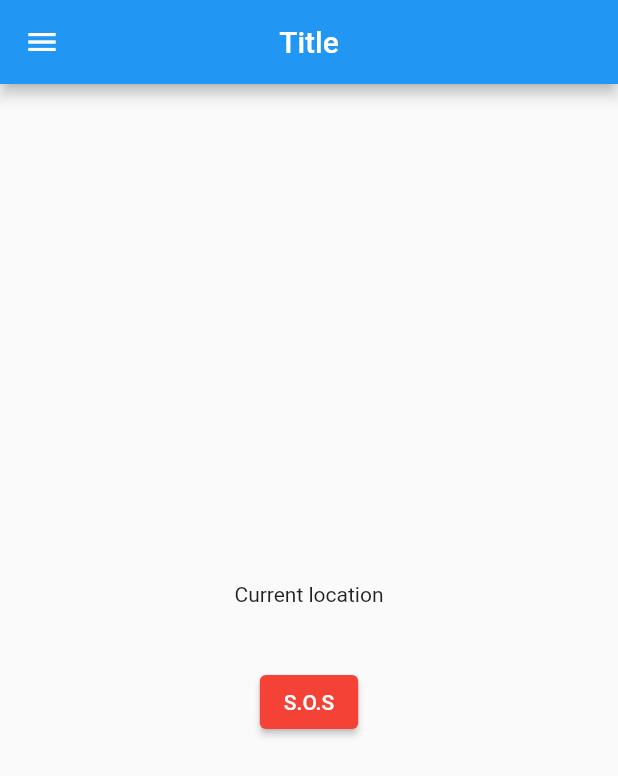
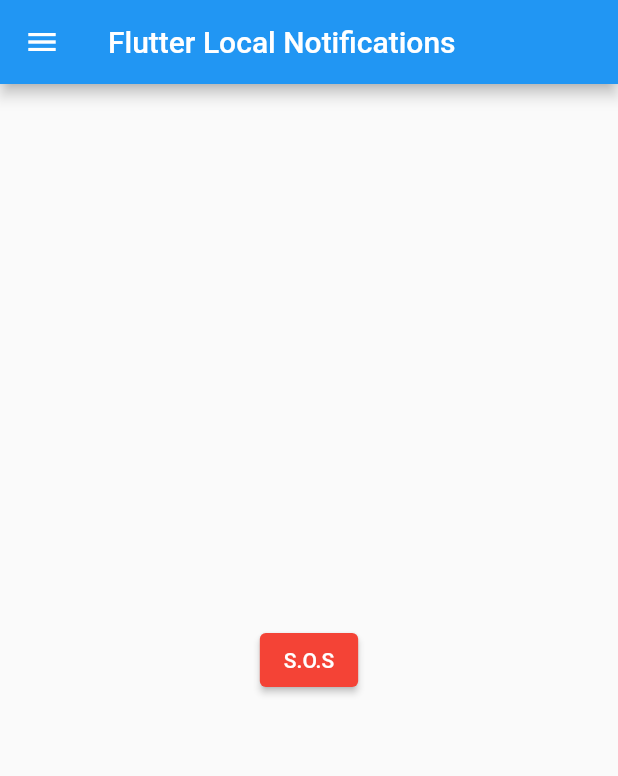
Before and after one commit to upendraTRL/gdscWOW, a Flutter app: the screen it shows after launch, after a tap on "S.O.S", on a phone screen of 412 x 824 dp. Shown: the top 776 px of the screen. Run offline on Flutter 3.47's test engine with Material 2 defaults, Android fonts, the phone set to English and light mode, and no system bars; our stand-ins replace flutter_local_notifications.

Commit message:
Notification, done.

```diff
--- a/lib/constant.dart
+++ /dev/null
@@ -1,2 +0,0 @@
-const MONGO_URL = "mongodb+srv://root:root@cluster1.4czlhhz.mongodb.net/test?retryWrites=true&w=majority";
-const COLLECTION_NAME = "users";
--- /dev/null
+++ b/lib/home_page.dart
@@ -0,0 +1,88 @@
+import 'package:flutter/material.dart';
+import 'package:testflutter/services/notifi_service.dart';
+
+class MyHomePage extends StatefulWidget {
+  const MyHomePage({super.key, required this.title});
+
+  final String title;
+
+  @override
+  State<MyHomePage> createState() => _MyHomePageState();
+}
+
+class _MyHomePageState extends State<MyHomePage> {
+  @override
+  Widget build(BuildContext context) {
+    return Scaffold(
+      //Appbar
+      appBar: AppBar(
+        title: Text(widget.title),
+      ),
+
+      //Drawer
+      drawer: Drawer(
+        child: ListView(
+          padding: EdgeInsets.zero,
+          children: [
+            const DrawerHeader(
+              decoration: BoxDecoration(
+                color: Colors.blue,
+              ),
+              child: Text(
+                'My App',
+                style: TextStyle(
+                  color: Colors.white,
+                  fontSize: 24,
+                ),
+              ),
+            ),
+            ListTile(
+              leading: const Icon(Icons.shield),
+              title: const Text('Preventions'),
+              onTap: () {
+                // Navigator.pop(context);
+              },
+            ),
+            ListTile(
+              leading: const Icon(Icons.warning),
+              title: const Text('Precautions'),
+              onTap: () {
+                // Navigator.pop(context);
+              },
+            ),
+          ],
+        ),
+      ),
+
+      //Body
+      body: Center(
+          child: ElevatedButton(
+        style: ElevatedButton.styleFrom(backgroundColor: Colors.red),
+        child: const Text('S.O.S'),
+        onPressed: () {
+          NotificationService().showNotification(
+              title: 'Alert', body: 'Earthquake started at Nagar!');
+        },
+      )),
+    );
+  }
+}
+
+
+
+
+
+
+
+
+
+
+//Notification button
+
+// ElevatedButton(
+//         child: const Text('Show notifications'),
+//         onPressed: () {
+//           NotificationService()
+//               .showNotification(title: 'Sample title', body: 'It works!');
+//         },
+//       )
--- a/lib/main.dart
+++ b/lib/main.dart
@@ -1,148 +1,26 @@
 import 'package:flutter/material.dart';
-import 'package:testflutter/mongodb.dart';
-import 'package:geolocator/geolocator.dart';
+import 'Services/notifi_service.dart';
 
-void main() async {
+import 'home_page.dart';
+
+void main() {
   WidgetsFlutterBinding.ensureInitialized();
-  Future.delayed(Duration(seconds: 5), () {
-    MongoDatabase.connect();
-  });
+  NotificationService().initNotification();
   runApp(const MyApp());
 }
 
 class MyApp extends StatelessWidget {
-  const MyApp({
-    super.key,
-  });
-
-  // This widget is the root of your application.
+  const MyApp({super.key});
 
   @override
   Widget build(BuildContext context) {
     return MaterialApp(
-      title: "Loc",
+      title: 'Flutter Notifications',
+      debugShowCheckedModeBanner: false,
       theme: ThemeData(
         primarySwatch: Colors.blue,
       ),
-      home: MyHomePage(title: "Home Page"),
+      home: const MyHomePage(title: 'Flutter Local Notifications'),
     );
   }
 }
-
-class MyHomePage extends StatefulWidget {
-  const MyHomePage({super.key, required this.title});
-
-  // This widget is the home page of your application. It is stateful, meaning
-  // that it has a State object (defined below) that contains fields that affect
-  // how it looks.
-
-  // This class is the configuration for the state. It holds the values (in this
-  // case the title) provided by the parent (in this case the App widget) and
-  // used by the build method of the State. Fields in a Widget subclass are
-  // always marked "final".
-
-  final String title;
-
-  @override
-  State<MyHomePage> createState() => _MyHomePageState();
-}
-
-class _MyHomePageState extends State<MyHomePage> {
-  String locationMessage = "Current location";
-  late String lat;
-  late String long;
-
-  @override
-  void initState() {
-    print("object");
-    super.initState();
-    _getCurrentLocation().then((value) {
-      lat = '${value.latitude}';
-      long = '${value.longitude}';
-      getLatLong(lat, long);
-    });
-  }
-
-  Future<Position> _getCurrentLocation() async {
-    bool serviceEnabled = await Geolocator.isLocationServiceEnabled();
-    if (!serviceEnabled) {
-      return Future.error('Location services are disabled');
-    }
-
-    LocationPermission permission = await Geolocator.checkPermission();
-    if (permission == LocationPermission.denied) {
-      permission = await Geolocator.requestPermission();
-      if (permission == LocationPermission.denied) {
-        return Future.error("Locatoon permission are denied");
-      }
-    }
-
-    if (permission == LocationPermission.deniedForever) {
-      return Future.error("Location permissions are permanently denied");
-    }
-    return await Geolocator.getCurrentPosition();
-  }
-
-  Widget build(BuildContext context) {
-    return MaterialApp(
-      home: Scaffold(
-        appBar: AppBar(
-          title: Text("Title"),
-          centerTitle: true,
-        ),
-        drawer: Drawer(
-          child: ListView(
-            padding: EdgeInsets.zero,
-            children: [
-              DrawerHeader(
-                decoration: BoxDecoration(
-                  color: Colors.blue,
-                ),
-                child: Text(
-                  'My App',
-                  style: TextStyle(
-                    color: Colors.white,
-                    fontSize: 24,
-                  ),
-                ),
-              ),
-              ListTile(
-                leading: Icon(Icons.home),
-                title: Text('Home'),
-                onTap: () {
-                  // Navigator.pop(context);
-                },
-              ),
-              ListTile(
-                leading: Icon(Icons.settings),
-                title: Text('Settings'),
-                onTap: () {
-                  // Navigator.pop(context);
-                },
-              ),
-            ],
-          ),
-        ),
-        body: Center(
-            child: Column(
-          mainAxisAlignment: MainAxisAlignment.center,
-          children: <Widget>[
-            //Location display
-            Text(locationMessage, textAlign: TextAlign.center),
-            const SizedBox(height: 20),
-            const SizedBox(height: 20),
-
-            //SOS button
-            ElevatedButton(
-              onPressed: () {
-                print("Geo loc");
-              },
-              child: Text("S.O.S"),
-              style: ElevatedButton.styleFrom(primary: Colors.red),
-            ),
-          ],
-        )),
-      ),
-    );
-  }
-}
--- a/lib/mongodb.dart
+++ /dev/null
@@ -1,42 +0,0 @@
-import 'dart:developer';
-
-import 'package:mongo_dart/mongo_dart.dart';
-import 'package:testflutter/constant.dart';
-import 'package:testflutter/location.dart';
-
-var lat;
-var long;
-
-void getLatLong(gLat, gLong) {
-  lat = gLat;
-  long = gLong;
-  print("Latiiiii");
-}
-
-class MongoDatabase {
-  static connect() async {
-    var db = await Db.create(MONGO_URL); //Connection created
-    await db.open();
-    inspect(db);
-    var status = db.serverStatus();
-    print(status);
-    print(lat);
-    var collection = db.collection(COLLECTION_NAME); //Collection specified
-    // print(await collection.find().toList());
-
-    final update = modify
-      ..set('latitude', '40')
-      ..set('longitude', '-100');
-
-    await collection.updateMany(
-        where
-            .eq('latitude', '37.4219983')
-            .and(where.eq('longitude', '-122.084')),
-        update);
-
-    // await collection.insertOne({
-    //   "latitude": lat,
-    //   "longitude": long,
-    // });
-  }
-}
--- /dev/null
+++ b/lib/services/notifi_service.dart
@@ -0,0 +1,42 @@
+import 'package:flutter_local_notifications/flutter_local_notifications.dart';
+
+class NotificationService {
+  final FlutterLocalNotificationsPlugin notificationsPlugin =
+      FlutterLocalNotificationsPlugin();
+
+  Future<void> initNotification() async {
+    AndroidInitializationSettings initializationSettingsAndroid =
+        const AndroidInitializationSettings('flutter_logo');
+
+    var initializationSettingsIOS = DarwinInitializationSettings(
+        requestAlertPermission: true,
+        requestBadgePermission: true,
+        requestSoundPermission: true,
+        onDidReceiveLocalNotification:
+            (int id, String? title, String? body, String? payload) async {});
+
+    var initializationSettings = InitializationSettings(
+        android: initializationSettingsAndroid, iOS: initializationSettingsIOS);
+    await notificationsPlugin.initialize(initializationSettings,
+        onDidReceiveNotificationResponse:
+            (NotificationResponse notificationResponse) async {});
+  }
+
+  notificationDetails() {
+    return const NotificationDetails(
+        android: AndroidNotificationDetails('channelId', 'channelName',
+            importance: Importance.high,
+            priority: Priority.high,
+            ongoing: true,
+            autoCancel: false,
+            playSound: true,
+            enableVibration: true),
+        iOS: DarwinNotificationDetails());
+  }
+
+  Future showNotification(
+      {int id = 0, String? title, String? body, String? payLoad}) async {
+    return notificationsPlugin.show(
+        id, title, body, await notificationDetails());
+  }
+}
--- a/pubspec.yaml
+++ b/pubspec.yaml
@@ -39,6 +39,8 @@ dependencies:
   mongo_dart: ^0.9.1
 
   geolocator: ^9.0.2
+
+  flutter_local_notifications: ^13.0.0
 
 dev_dependencies:
   flutter_test:
```
Also changed, not shown: lib/backup.txt (deleted, +0 -115 lines), lib/location.dart (deleted, +0 -44 lines), pubspec.lock, 3 other files.
